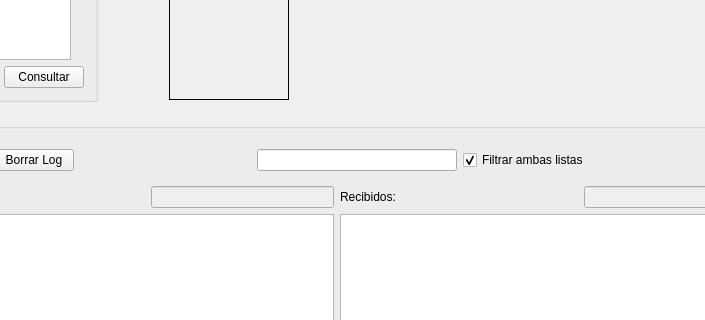
First picture: the form in mainwindow.ui, repository arukagiri/interfazLAC, before the edit; both pictures show x 117 to 822 and y 108 to 428 of the 907 by 594 pixel window.
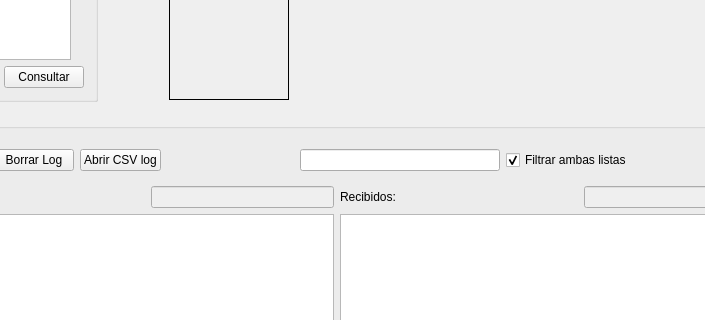
Second picture: the form after the edit. Icons and pictures are not drawn.

Diff of the .ui file:
```diff
--- a/mainwindow.ui
+++ b/mainwindow.ui
@@ -451,6 +451,13 @@
            </property>
           </widget>
          </item>
+         <item>
+          <widget class="QPushButton" name="pushButton">
+           <property name="text">
+            <string>Abrir CSV log</string>
+           </property>
+          </widget>
+         </item>
          <item>
           <spacer name="horizontalSpacer_2">
            <property name="orientation">
```
